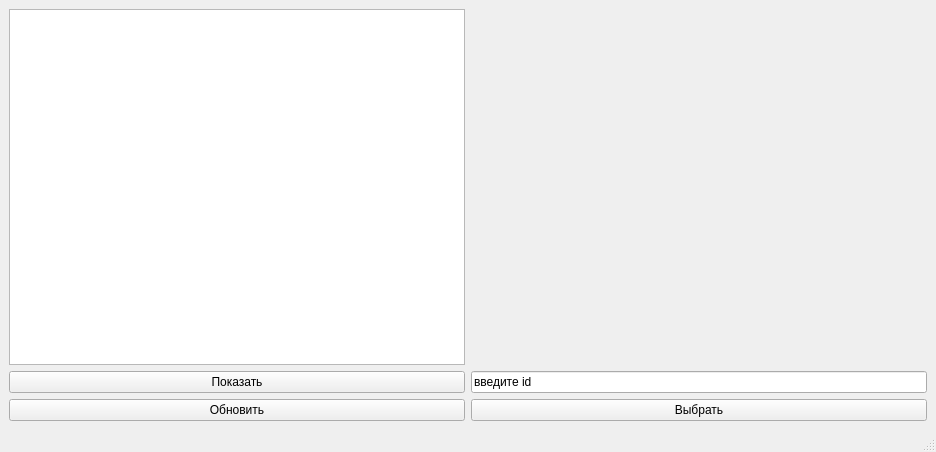
The window that story_window.ui (What-is-love-bdnhm/my_project) describes before a commit, drawn with Qt 5.
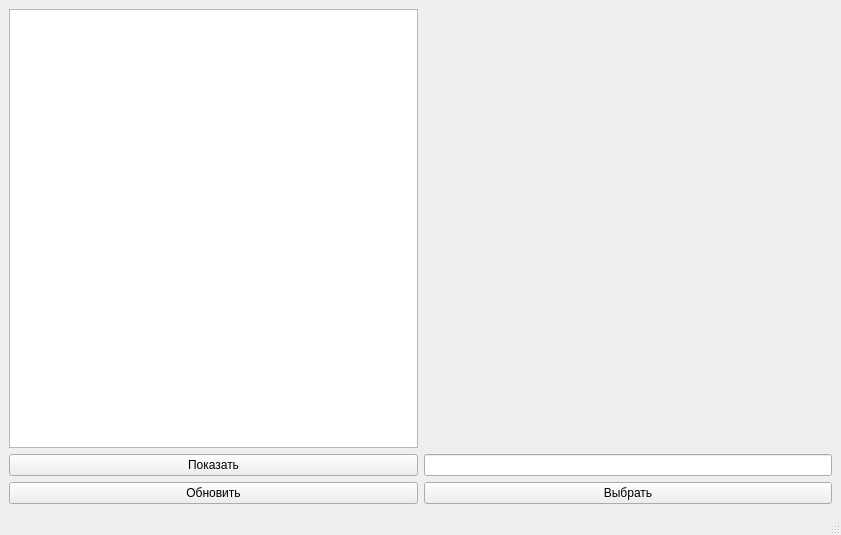
The same window after the commit.

What changed in the file:
```diff
--- a/story_window.ui
+++ b/story_window.ui
@@ -6,8 +6,8 @@
    <rect>
     <x>0</x>
     <y>0</y>
-    <width>936</width>
-    <height>452</height>
+    <width>841</width>
+    <height>535</height>
    </rect>
   </property>
   <property name="windowTitle">
@@ -30,7 +30,7 @@
       <item row="4" column="1">
        <widget class="QLineEdit" name="id">
         <property name="text">
-         <string>введите id</string>
+         <string/>
         </property>
        </widget>
       </item>
```
Left out of the diff: 2 changed lines with no effect on the pictures.
